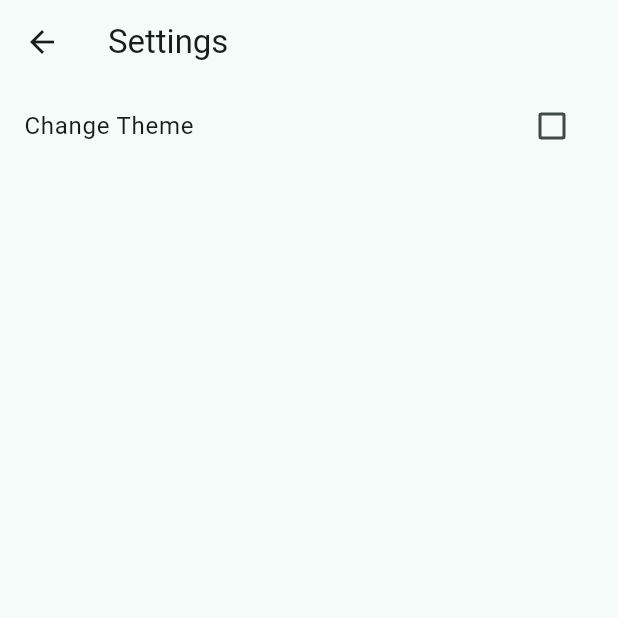
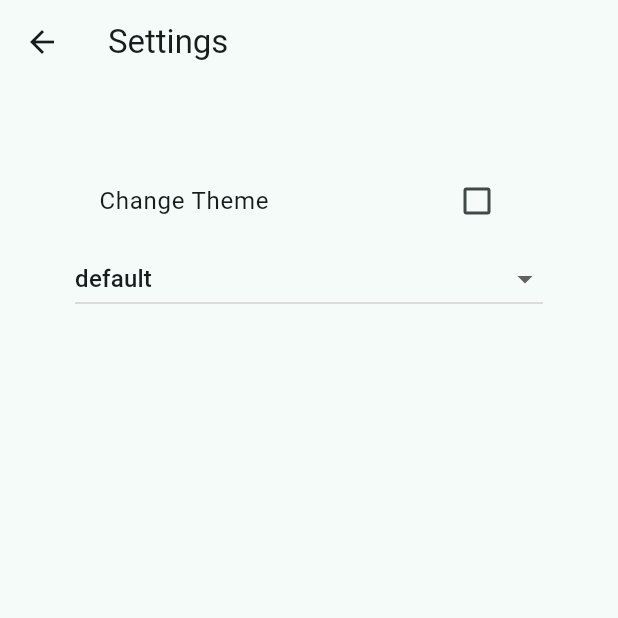
Before and after one commit to Leo05-gif/TPSIT, a Flutter app: the SettingsPage screen opened directly, on a phone screen of 412 x 824 dp, the top half of it. Run offline on Flutter 3.47's test engine with Material 3 defaults, Android fonts, the light colour scheme and no system bars.

Commit message:
aggiunta la opzione di cambiare la grandezza del font dei messaggi

```diff
--- a/chatroom/lib/data/constants.dart
+++ b/chatroom/lib/data/constants.dart
@@ -0,0 +1,7 @@
+import 'package:flutter/cupertino.dart';
+
+class KTextStyle {
+  static const TextStyle defaultText = TextStyle(fontSize: 16);
+  static const TextStyle smallText = TextStyle(fontSize: 14);
+  static const TextStyle bigText = TextStyle(fontSize: 18);
+}
--- a/chatroom/lib/data/notifiers.dart
+++ b/chatroom/lib/data/notifiers.dart
@@ -1,4 +1,6 @@
+import 'package:chatroom/data/constants.dart';
 import 'package:flutter/cupertino.dart';
 
 ValueNotifier<String> usernameNotifier = ValueNotifier('');
 ValueNotifier<bool> isDarkNotifier = ValueNotifier(false);
+ValueNotifier<TextStyle> styleTextNotifier = ValueNotifier(KTextStyle.defaultText);
--- a/chatroom/lib/pages/settings_page.dart
+++ b/chatroom/lib/pages/settings_page.dart
@@ -1,3 +1,4 @@
+import 'package:chatroom/data/constants.dart';
 import 'package:chatroom/data/notifiers.dart';
 import 'package:flutter/material.dart';
 
@@ -9,12 +10,14 @@ class SettingsPage extends StatefulWidget {
 }
 
 class _SettingsPageState extends State<SettingsPage> {
-  String? menuItem = 'e1';
+  TextStyle? menuItem = KTextStyle.defaultText;
   @override
   Widget build(BuildContext context) {
     return Scaffold(
       appBar: AppBar(title: Text('Settings')),
-      body: Column(
+      body: Padding(
+        padding: const EdgeInsets.all(50.0),
+        child: Column(
           children: [
             CheckboxListTile(
               value: isDarkNotifier.value,
@@ -25,7 +28,30 @@ class _SettingsPageState extends State<SettingsPage> {
                 });
               },
             ),
+            DropdownButton(
+              value: menuItem,
+              isExpanded: true,
+              autofocus: false,
+              items: [
+                DropdownMenuItem(
+                  value: KTextStyle.smallText,
+                  child: Text('small'),
+                ),
+                DropdownMenuItem(
+                  value: KTextStyle.defaultText,
+                  child: Text('default'),
+                ),
+                DropdownMenuItem(value: KTextStyle.bigText, child: Text('big')),
               ],
+              onChanged: (value) {
+                setState(() {
+                  menuItem = value;
+                  styleTextNotifier.value = value!;
+                });
+              },
+            ),
+          ],
+        ),
       ),
     );
   }
```
Also changed, not shown: chatroom/lib/pages/chatroom_page.dart (+9 -4 lines). Lines whose indentation alone changed are shown as unchanged.
